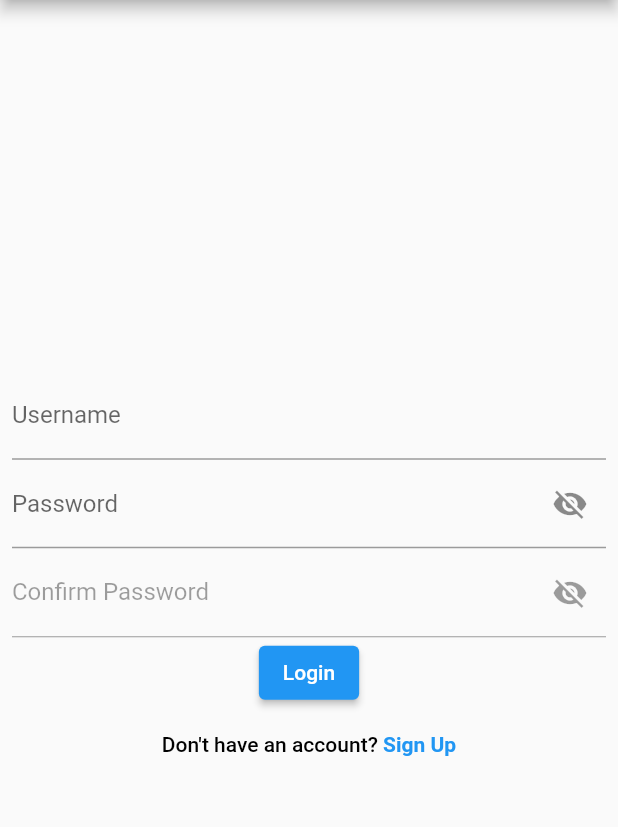
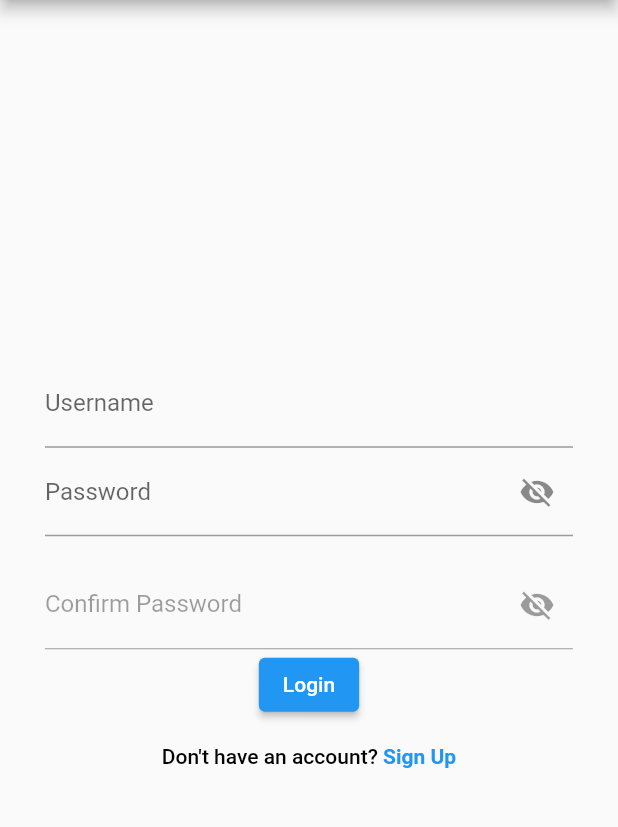
Before and after one commit to chanjeff2/fyp-chat-app, a Flutter app: the LoginScreen screen opened directly, on a phone screen of 412 x 824 dp, the part 84-911 px from its top. Run offline on Flutter 3.47's test engine with Material 2 defaults, Android fonts, the phone set to English and light mode, and no system bars; our stand-ins replace flutter_secure_storage, shared_preferences; missing offline and left inert: libsignal_protocol_dart; accounts and stored records are empty.

Commit message:
Update login_screen.dart

```diff
--- a/lib/screens/register_or_login/login_screen.dart
+++ b/lib/screens/register_or_login/login_screen.dart
@@ -39,7 +39,7 @@ class _LoginScreenState extends State<LoginScreen> {
       body: Form(
         key: _formKey,
         child: Padding(
-          padding: const EdgeInsets.all(8.0),
+          padding: const EdgeInsets.all(30.0),
           child: Column(
             mainAxisAlignment: MainAxisAlignment.center,
             children: [
@@ -75,7 +75,7 @@ class _LoginScreenState extends State<LoginScreen> {
                   return null;
                 },
               ),
-
+              const SizedBox(height: 16),
               TextFormField(
                 controller: _confirmPasswordController,
                 obscureText: !_isConfirmPasswordVisible,
```
